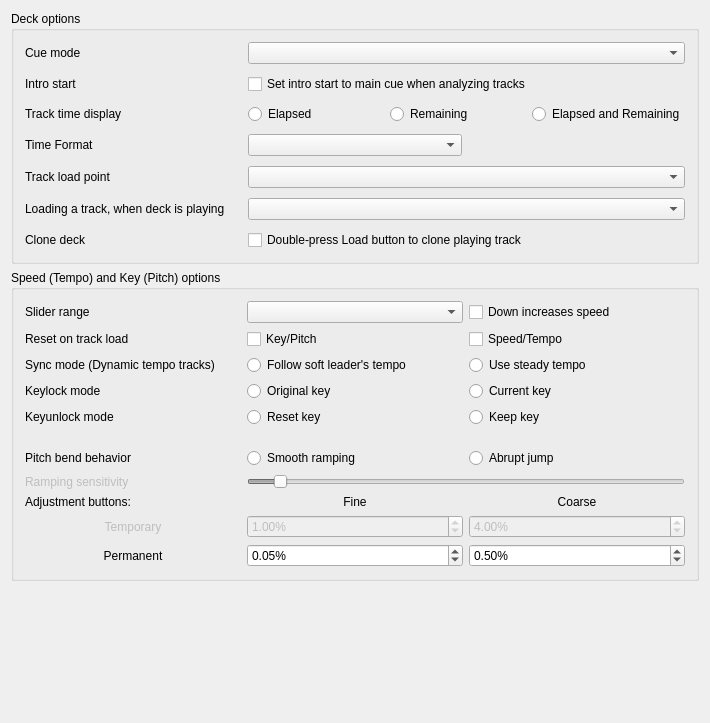
First picture: the form in src/preferences/dialog/dlgprefdeckdlg.ui, repository mixxxdj/mixxx, before the edit.
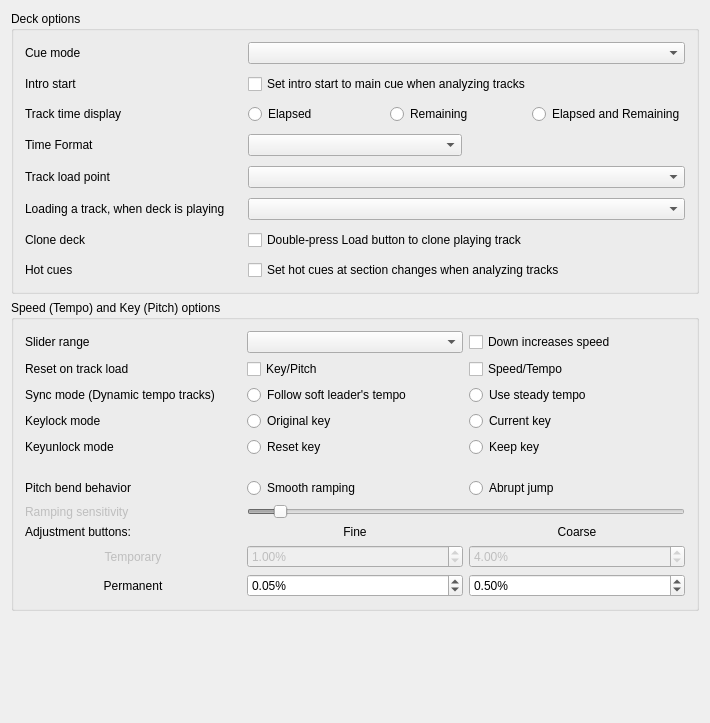
Second picture: the form after the edit.

Commit message: AnalyzerHotcues: make opt-in, only set cues with new beats

The edit to the form file:
```diff
--- a/src/preferences/dialog/dlgprefdeckdlg.ui
+++ b/src/preferences/dialog/dlgprefdeckdlg.ui
@@ -98,6 +98,28 @@
         </property>
        </widget>
       </item>
+      <item row="7" column="0">
+       <widget class="QLabel" name="labelAutoHotcues">
+        <property name="text">
+         <string>Hot cues</string>
+        </property>
+        <property name="buddy">
+         <cstring>checkBoxAutoHotcues</cstring>
+        </property>
+       </widget>
+      </item>
+      <item row="7" column="1" colspan="2">
+       <widget class="QCheckBox" name="checkBoxAutoHotcues">
+        <property name="toolTip">
+         <string>When the beats of a track are detected, up to 8 hot cues are set
+at the largest changes of loudness and bass level.
+Tracks that already have hot cues are left alone.</string>
+        </property>
+        <property name="text">
+         <string>Set hot cues at section changes when analyzing tracks</string>
+        </property>
+       </widget>
+      </item>
       <item row="6" column="0">
        <widget class="QLabel" name="labelCloneDeckOnLoadDoubleTap">
         <property name="text">
```
Left out of the diff: 1 changed line with no effect on the pictures. The commit also changes 5 other files.
